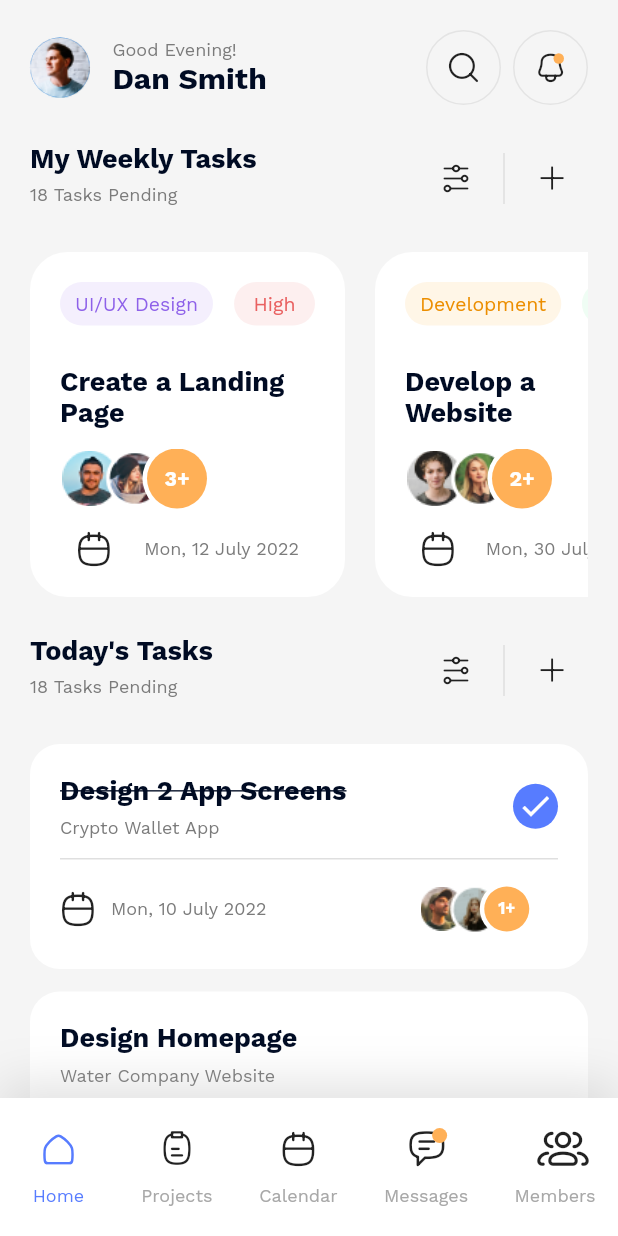
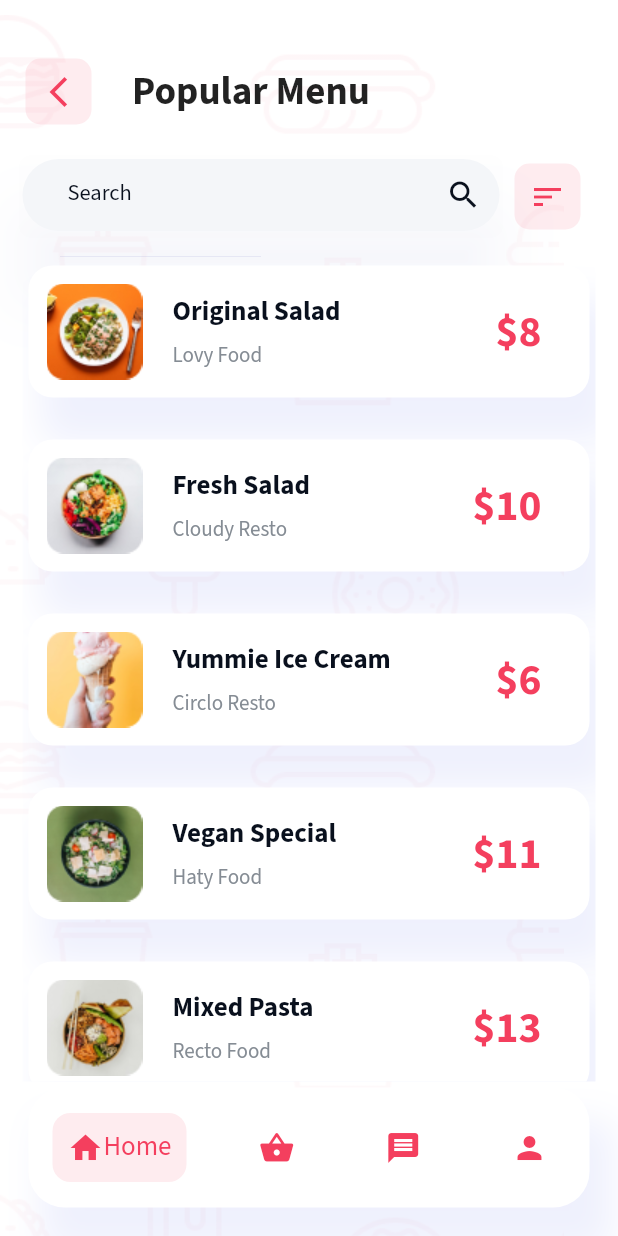
Before and after one commit to electronduke5/pr_1, a Flutter app: the FifthPage screen opened by its route, after a tap on an icon or button, on a phone screen of 412 x 824 dp. Run offline on Flutter 3.47's test engine with Material 2 defaults, Android fonts, the phone set to English and light mode, and no system bars; our stand-ins replace flutter_svg, google_fonts.

Commit message:
Создание 6 окна - окна с меню

```diff
--- a/lib/constants.dart
+++ b/lib/constants.dart
@@ -16,7 +16,15 @@ const yellowCardBackground = Color.fromRGBO(248, 217, 16, 1);
 const darkViolet = Color.fromRGBO(38, 32, 68, 1);
 const darkVioletDown = Color.fromRGBO(29, 15, 90, 1);
 const orangeLiveColor = Color.fromRGBO(242, 78, 30, 1);
+class MenuPageColors {
 
+  static const primaryPinkColor = Color(0xFFF43F5E);
+  static const onPrimaryPinkColor = Color.fromRGBO(244, 63, 94, 0.1);
+  static const searchBackgroundColor = Color(0xFFF4F6F9);
+  static const textColor = Color(0xFF09101D);
+  static const secondaryTextColor = Color(0xFF858C94);
+  static const shadowColor = Color.fromRGBO(90, 108, 234, 0.1);
+}
 class FifthPageColor {
   static const textColorDesign = Color.fromRGBO(142, 97, 233, 1);
   static const backgroundColorDesign = Color.fromRGBO(142, 97, 233, 0.1);
--- a/lib/fifth_page.dart
+++ b/lib/fifth_page.dart
@@ -11,7 +11,8 @@ class FifthPage extends StatelessWidget {
   Widget build(BuildContext context) {
     return Scaffold(
       backgroundColor: whiteSmokeBackground,
-      body: Column(
+      body: SafeArea(
+        child: Column(
           children: [
             Expanded(
               child: SingleChildScrollView(
@@ -20,7 +21,7 @@ class FifthPage extends StatelessWidget {
                 child: Column(
                   children: [
                     Padding(
-                    padding: const EdgeInsets.all(20.0),
+                      padding: const EdgeInsets.only(left: 20.0, right: 20, top:10, bottom: 20),
                       child: Column(
                         children: [
                           Row(
@@ -65,7 +66,9 @@ class FifthPage extends StatelessWidget {
                                   ),
                                 ),
                                 child: IconButton(
-                                onPressed: () {},
+                                  onPressed: () {
+                                    Navigator.of(context).pushNamed('/MenuPage');
+                                  },
                                   icon: const Icon(
                                     CustomIcons.search,
                                     size: 20,
@@ -252,6 +255,7 @@ class FifthPage extends StatelessWidget {
             ),
             customBottomNav(),
           ],
+        ),
       ),
     );
   }
--- /dev/null
+++ b/lib/helperClasses/Food.dart
@@ -0,0 +1,45 @@
+class Food {
+  String image;
+  String name;
+  String category;
+  int price;
+
+  Food(
+      {required this.image,
+        required this.name,
+        required this.category,
+        required this.price});
+
+  static List<Food> foods = [
+    Food(
+      image: 'assets/images/original_salad.png',
+      name: 'Original Salad',
+      category: 'Lovy Food',
+      price: 8,
+    ),
+    Food(
+      image: 'assets/images/fresh_salad.png',
+      name: 'Fresh Salad',
+      category: 'Cloudy Resto',
+      price: 10,
+    ),
+    Food(
+      image: 'assets/images/ice_cream.png',
+      name: 'Yummie Ice Cream',
+      category: 'Circlo Resto',
+      price: 6,
+    ),
+    Food(
+      image: 'assets/images/vegan_salad.png',
+      name: 'Vegan Special',
+      category: 'Haty Food',
+      price: 11,
+    ),
+    Food(
+      image: 'assets/images/pasta.png',
+      name: 'Mixed Pasta',
+      category: 'Recto Food',
+      price: 13,
+    ),
+  ];
+}
--- a/lib/main.dart
+++ b/lib/main.dart
@@ -1,5 +1,6 @@
 import 'package:flutter/material.dart';
 import 'package:flutter/services.dart';
+import 'package:pr_1/menu_page.dart';
 import 'package:pr_1/second_page.dart';
 import 'package:pr_1/start_page.dart';
 import 'package:pr_1/third_page.dart';
@@ -31,6 +32,7 @@ class MyApp extends StatelessWidget {
         '/ThirdPage': (BuildContext context) => const ThirdPage(),
         '/FourthPage': (BuildContext context) => const FourthPage(),
         '/FifthPage': (BuildContext context) => const FifthPage(),
+        '/MenuPage': (BuildContext context) => const MenuPage(),
       },
     );
   }
--- /dev/null
+++ b/lib/menu_page.dart
@@ -0,0 +1,296 @@
+import 'package:flutter/material.dart';
+import 'package:google_fonts/google_fonts.dart';
+import 'package:pr_1/constants.dart';
+import 'package:pr_1/helperClasses/Food.dart';
+
+class MenuPage extends StatelessWidget {
+  const MenuPage({Key? key}) : super(key: key);
+
+  @override
+  Widget build(BuildContext context) {
+    return Scaffold(
+      backgroundColor: Colors.white,
+      body: SafeArea(
+        bottom: false,
+        left: false,
+        right: false,
+        minimum: const EdgeInsets.only(top: 10),
+        child: Stack(
+          children: [
+            Image.asset('assets/images/menuBack.png'),
+            _buildGradient(),
+            Padding(
+              padding: const EdgeInsets.all(15.0),
+              child: Column(
+                children: [
+                  //Строка с названием и кнопкой назад
+                  Padding(
+                    padding: const EdgeInsets.only(top: 12.0, bottom: 14),
+                    child: Row(
+                      children: [
+                        _backButton(),
+                        Text(
+                          'Popular Menu',
+                          style: GoogleFonts.sourceSansPro(
+                            fontSize: 26,
+                            fontWeight: FontWeight.bold,
+                          ),
+                        ),
+                      ],
+                    ),
+                  ),
+                  //Строка с посиком и сортировкой
+                  Row(
+                    children: [
+                      _searchField(),
+                      _sortButton(),
+                    ],
+                  ),
+                  //Строка со всеми едами
+                  Expanded(
+                    child: ListView.builder(
+                      clipBehavior: Clip.antiAlias,
+                      //clipBehavior: Clip.none,
+                      physics: const BouncingScrollPhysics(),
+                      itemCount: Food.foods.length,
+                      itemBuilder: (BuildContext context, int index) {
+                        return _foodWidget(index);
+                      },
+                    ),
+                  ),
+                  //Стркоа с ботом нав баром
+                  _bottomNavBar(),
+                ],
+              ),
+            ),
+          ],
+        ),
+      ),
+    );
+  }
+
+  Container _bottomNavBar() {
+    return Container(
+      decoration: const BoxDecoration(boxShadow: [
+        BoxShadow(
+            color: MenuPageColors.shadowColor,
+            blurRadius: 20,
+            offset: Offset(12, 26)),
+      ]),
+      child: Card(
+        elevation: 0,
+        shape: RoundedRectangleBorder(
+          borderRadius: BorderRadius.circular(24),
+        ),
+        child: Padding(
+          padding: const EdgeInsets.all(16.0),
+          child: Row(
+            mainAxisAlignment: MainAxisAlignment.spaceBetween,
+            children: [
+              Container(
+                padding: EdgeInsets.all(10),
+                decoration: BoxDecoration(
+                    color: MenuPageColors.onPrimaryPinkColor,
+                    borderRadius: BorderRadius.circular(12)),
+                child: Row(
+                  mainAxisAlignment: MainAxisAlignment.spaceBetween,
+                  children: [
+                    const Icon(Icons.home,
+                        color: MenuPageColors.primaryPinkColor),
+                    Text(
+                      'Home',
+                      style: GoogleFonts.sourceSansPro(
+                          color: MenuPageColors.primaryPinkColor, fontSize: 18),
+                    ),
+                  ],
+                ),
+              ),
+              IconButton(
+                  onPressed: () {},
+                  icon: const Icon(
+                    Icons.shopping_basket,
+                    color: MenuPageColors.primaryPinkColor,
+                  )),
+              IconButton(
+                  onPressed: () {},
+                  icon: const Icon(
+                    Icons.message,
+                    color: MenuPageColors.primaryPinkColor,
+                  )),
+              IconButton(
+                onPressed: () {},
+                icon: const Icon(
+                  Icons.person,
+                  color: MenuPageColors.primaryPinkColor,
+                ),
+              ),
+            ],
+          ),
+        ),
+      ),
+    );
+  }
+
+  Padding _backButton() {
+    return Padding(
+      padding: const EdgeInsets.only(right: 25.0),
+      child: ElevatedButton(
+          style: ElevatedButton.styleFrom(
+            minimumSize: Size.zero,
+            padding: const EdgeInsets.all(10),
+            backgroundColor: MenuPageColors.onPrimaryPinkColor,
+            elevation: 0,
+            shape: RoundedRectangleBorder(
+              borderRadius: BorderRadius.circular(10),
+            ),
+          ),
+          onPressed: () {},
+          child: const Icon(
+            Icons.arrow_back_ios_new,
+            color: MenuPageColors.primaryPinkColor,
+          )),
+    );
+  }
+
+  Expanded _searchField() {
+    return Expanded(
+      child: Material(
+        color: Colors.transparent,
+        elevation: 20,
+        shadowColor: MenuPageColors.shadowColor,
+        child: SizedBox(
+            width: 200,
+            height: 50,
+            child: TextField(
+              style: GoogleFonts.sourceSansPro(
+                  fontSize: 15, color: MenuPageColors.textColor),
+              enabled: false,
+              readOnly: true,
+              obscureText: true,
+              decoration: InputDecoration(
+                labelStyle: GoogleFonts.sourceSansPro(
+                    fontSize: 15, color: MenuPageColors.textColor),
+                filled: true,
+                fillColor: MenuPageColors.searchBackgroundColor,
+                border: const OutlineInputBorder(
+                    borderSide: BorderSide.none,
+                    borderRadius: BorderRadius.all(Radius.circular(100))),
+                contentPadding: const EdgeInsets.only(left: 30),
+                labelText: 'Search',
+                suffixIcon: const Icon(
+                  Icons.search,
+                  color: MenuPageColors.textColor,
+                ),
+              ),
+            )),
+      ),
+    );
+  }
+
+  Padding _sortButton() {
+    return Padding(
+      padding: const EdgeInsets.all(8.0),
+      child: ElevatedButton(
+          style: ElevatedButton.styleFrom(
+            minimumSize: Size.zero,
+            padding: const EdgeInsets.all(10),
+            backgroundColor: MenuPageColors.onPrimaryPinkColor,
+            elevation: 0,
+            shape: RoundedRectangleBorder(
+              borderRadius: BorderRadius.circular(10),
+            ),
+          ),
+          onPressed: () {},
+          child: const Icon(
+            Icons.sort,
+            color: MenuPageColors.primaryPinkColor,
+          )),
+    );
+  }
+
+  Padding _foodWidget(int index) {
+    return Padding(
+      padding: const EdgeInsets.symmetric(vertical: 10),
+      child: Container(
+        decoration: const BoxDecoration(boxShadow: [
+          BoxShadow(
+              color: MenuPageColors.shadowColor,
+              blurRadius: 20,
+              offset: Offset(12, 26)),
+        ]),
+        child: Card(
+          elevation: 0,
+          shape: const RoundedRectangleBorder(
+            borderRadius: BorderRadius.all(Radius.circular(16.0)),
+          ),
+          child: Padding(
+            padding: const EdgeInsets.all(12.0),
+            child: Row(
+              children: [
+                Image.asset(Food.foods[index].image),
+                Expanded(
+                  child: Padding(
+                    padding: const EdgeInsets.only(left: 20.0),
+                    child: Column(
+                      mainAxisAlignment: MainAxisAlignment.spaceBetween,
+                      crossAxisAlignment: CrossAxisAlignment.start,
+                      children: [
+                        Text(
+                          Food.foods[index].name,
+                          style: GoogleFonts.sourceSansPro(
+                            color: MenuPageColors.textColor,
+                            fontSize: 18.0,
+                            fontWeight: FontWeight.bold,
+                          ),
+                        ),
+                        Padding(
+                          padding: const EdgeInsets.only(top: 6.0),
+                          child: Text(
+                            Food.foods[index].category,
+                            style: GoogleFonts.sourceSansPro(
+                              color: MenuPageColors.secondaryTextColor,
+                              fontSize: 14.0,
+                            ),
+                          ),
+                        ),
+                      ],
+                    ),
+                  ),
+                ),
+                Padding(
+                  padding: const EdgeInsets.only(right: 20),
+                  child: Text(
+                    "\$${Food.foods[index].price}",
+                    style: GoogleFonts.sourceSansPro(
+                      fontSize: 29,
+                      fontWeight: FontWeight.bold,
+                      color: MenuPageColors.primaryPinkColor,
+                    ),
+                  ),
+                ),
+              ],
+            ),
+          ),
+        ),
+      ),
+    );
+  }
+
+  Container _buildGradient() {
+    return Container(
+      decoration: BoxDecoration(
+          gradient: LinearGradient(
+        begin: Alignment.topCenter,
+        end: Alignment.bottomCenter,
+        stops: const [
+          0.0,
+          0.2,
+        ],
+        colors: [
+          Colors.white.withOpacity(0.1),
+          Colors.white.withOpacity(0.418),
+        ],
+      )),
+    );
+  }
+}
--- a/pubspec.yaml
+++ b/pubspec.yaml
@@ -31,6 +31,7 @@ dependencies:
     sdk: flutter
 
   flutter_svg: ^1.1.1
+  google_fonts: ^3.0.1
 
 
   # The following adds the Cupertino Icons font to your application.
```
Also changed, not shown: assets/icons/menuBackground.svg (added), assets/icons/sort.svg (added), assets/images/fresh_salad.png (added), assets/images/ice_cream.png (added), assets/images/menuBack.png (added), assets/images/original_salad.png (added), assets/images/pasta.png (added), assets/images/vegan_salad.png (added), pubspec.lock. Lines whose indentation alone changed are shown as unchanged.
